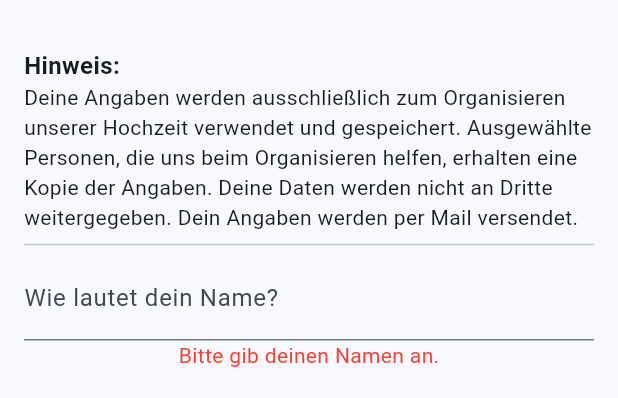
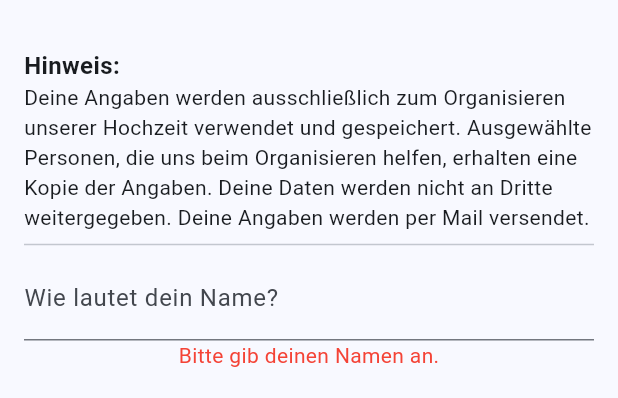
Before and after one commit to jherrma/weddingform, a Flutter app: the FormWidget widget shown alone on an empty page, opened directly with empty values, after a tap on "Ich komme", after a tap on "Ja", after a tap on "Absenden", on a phone screen of 412 x 824 dp. Shown: the top 398 px of the screen. Run offline on Flutter 3.47's test engine with Material 3 defaults, Android fonts, the phone set to English and light mode, and no system bars.

Commit message:
Fix typos

```diff
--- a/webapp/lib/form_widget.dart
+++ b/webapp/lib/form_widget.dart
@@ -73,7 +73,7 @@ class _FormWidgetState extends State<FormWidget> {
 
   static const String mainOption1Text = 'Rinderschmorbraten';
   static const String mainOption2Text =
-      'Hähnchenbrust unter der Kräuterkruste mit Grillgemüse und Gnocci';
+      'Hähnchenbrust unter der Kräuterkruste mit Grillgemüse und Gnocchi';
   static const String mainOption3Text =
       'Gebackene Falafel mit Humus, Granatapfelkernen und Rosmarinkartoffeln (vegan)';
 
@@ -83,7 +83,7 @@ class _FormWidgetState extends State<FormWidget> {
   // Extracted constants
   static const String headerHinweis = 'Hinweis:';
   static const String dataPrivacyNotice =
-      'Deine Angaben werden ausschließlich zum Organisieren unserer Hochzeit verwendet und gespeichert. Ausgewählte Personen, die uns beim Organisieren helfen, erhalten eine Kopie der Angaben. Deine Daten werden nicht an Dritte weitergegeben. Dein Angaben werden per Mail versendet.';
+      'Deine Angaben werden ausschließlich zum Organisieren unserer Hochzeit verwendet und gespeichert. Ausgewählte Personen, die uns beim Organisieren helfen, erhalten eine Kopie der Angaben. Deine Daten werden nicht an Dritte weitergegeben. Deine Angaben werden per Mail versendet.';
   static const String submitButtonText = 'Absenden';
   static const String nameLabel = 'Wie lautet dein Name?';
   static const String contactInfoLabel =
```
Also changed, not shown: 1 other file.
